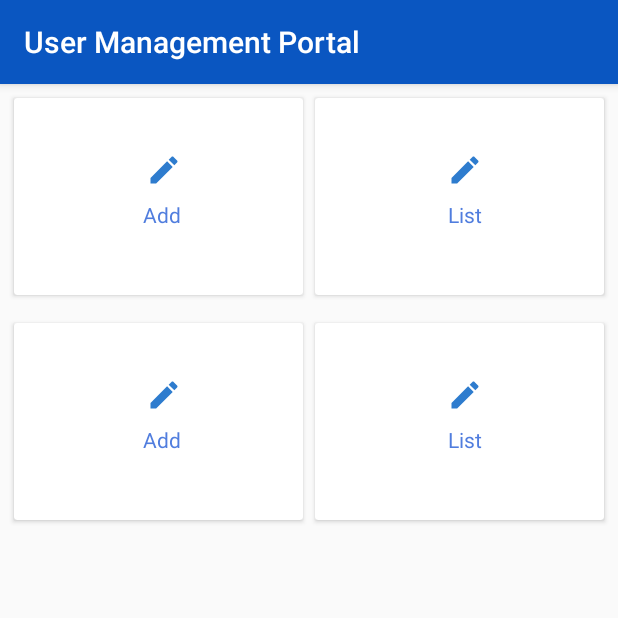
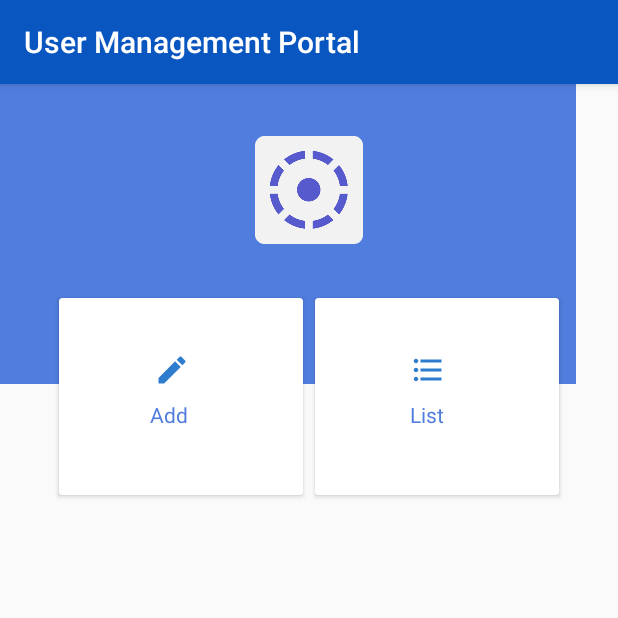
Before and after one commit to AmosKorir/usermanagementportal, an Android app: the DashBoard screen opened directly, with no data from a screen before it, on a phone screen of 412 x 824 dp, the top half of it. Run offline under Robolectric (Android 15) with nearby library versions, the phone set to English and light mode, and no system bars; our stand-ins replace ButterKnife, Dagger/Hilt's generated code; libraries missing offline, so code that uses them is left out: retrofit2.adapter.rxjava; 2 statements that could not run were skipped.

Commit message:
added vector images

```diff
--- a/app/build.gradle
+++ b/app/build.gradle
@@ -9,6 +9,7 @@ android {
     versionCode 1
     versionName "1.0"
     testInstrumentationRunner "android.support.test.runner.AndroidJUnitRunner"
+    vectorDrawables.useSupportLibrary = true
   }
   buildTypes {
     release {
@@ -32,6 +33,7 @@ dependencies {
   implementation 'com.google.dagger:dagger-android:2.15'
   implementation 'com.google.dagger:dagger-android-support:2.15'
   implementation 'com.squareup.retrofit2:adapter-rxjava:2.0.0'
+  implementation 'com.squareup.picasso:picasso:2.71828'
   annotationProcessor 'com.google.dagger:dagger-compiler:2.16'
   // if you use injections to Android classes
   annotationProcessor 'com.google.dagger:dagger-android-processor:2.16'
--- a/app/src/main/java/chamelion/chamelophone/com/usermanagementportal/data/ApiEndPointInterface.java
+++ b/app/src/main/java/chamelion/chamelophone/com/usermanagementportal/data/ApiEndPointInterface.java
@@ -1,6 +1,7 @@
 package chamelion.chamelophone.com.usermanagementportal.data;
 
 import chamelion.chamelophone.com.usermanagementportal.data.datamodel.Token;
+import chamelion.chamelophone.com.usermanagementportal.data.datamodel.UpdateUser;
 import chamelion.chamelophone.com.usermanagementportal.data.datamodel.UseDataList;
 import chamelion.chamelophone.com.usermanagementportal.data.datamodel.UserData;
 import retrofit2.Call;
@@ -26,4 +27,7 @@ public interface ApiEndPointInterface {
 
   @GET("/api/users?page=2")
   Call<UseDataList> getPersons();
+
+  @PUT("/api/users/2")
+  Call<UpdateUser> updatePerson(@Field("name") String name, @Field("job") String job);
 }
--- /dev/null
+++ b/app/src/main/java/chamelion/chamelophone/com/usermanagementportal/data/datamodel/UpdateUser.java
@@ -0,0 +1,4 @@
+package chamelion.chamelophone.com.usermanagementportal.data.datamodel;
+
+public class UpdateUser {
+}
--- a/app/src/main/java/chamelion/chamelophone/com/usermanagementportal/ui/ListUsersActvity.java
+++ b/app/src/main/java/chamelion/chamelophone/com/usermanagementportal/ui/ListUsersActvity.java
@@ -1,5 +1,6 @@
 package chamelion.chamelophone.com.usermanagementportal.ui;
 
+import android.app.ProgressDialog;
 import android.support.v7.app.AppCompatActivity;
 import android.os.Bundle;
 import android.widget.ListView;
@@ -20,6 +21,8 @@ public class ListUsersActvity extends AppCompatActivity implements ListUserActiv
 
   @BindView(R.id.userlist) ListView listView;
 
+  ProgressDialog progressDialog;
+
   @Override
   protected void onCreate(Bundle savedInstanceState) {
     super.onCreate(savedInstanceState);
@@ -27,6 +30,8 @@ public class ListUsersActvity extends AppCompatActivity implements ListUserActiv
 
     ((MyApplication) getApplication())
         .getMyComponent().inject(ListUsersActvity.this);
+    progressDialog=new ProgressDialog(this);
+    progressDialog.setMessage(getString(R.string.pleasewait));
 
     ButterKnife.bind(this);
     listUserActivityPresenter.setView(this);
@@ -38,6 +43,7 @@ public class ListUsersActvity extends AppCompatActivity implements ListUserActiv
   }
 
   @Override public void loadList(ArrayList<Data> arrayList) {
+    progressDialog.dismiss();
     PersonAdapter adapter = new PersonAdapter(this, R.layout.user_item_layout, arrayList);
     listView.setAdapter(adapter);
   }
--- a/app/src/main/java/chamelion/chamelophone/com/usermanagementportal/ui/di/MyExample.java
+++ /dev/null
@@ -1,7 +0,0 @@
-package chamelion.chamelophone.com.usermanagementportal.ui.di;
-
-public interface MyExample {
-
-  long getDate();
-
-}
--- a/app/src/main/java/chamelion/chamelophone/com/usermanagementportal/ui/di/MyModule.java
+++ b/app/src/main/java/chamelion/chamelophone/com/usermanagementportal/ui/di/MyModule.java
@@ -10,11 +10,6 @@ import dagger.Provides;
 
 @Module class MyModule {
 
-  @Provides
-  @Singleton
-  static MyExample provideMyExample() {
-    return new MyExampleImpl();
-  }
 
   @Provides
   static LoginPresenter provideLoginPresenter() {
--- /dev/null
+++ b/app/src/main/res/drawable/ic_format_list_bulleted_black_24dp.xml
@@ -0,0 +1,5 @@
+<vector android:height="24dp" android:tint="#2E7CCE"
+    android:viewportHeight="24.0" android:viewportWidth="24.0"
+    android:width="24dp" xmlns:android="http://schemas.android.com/apk/res/android">
+    <path android:fillColor="#FF000000" android:pathData="M4,10.5c-0.83,0 -1.5,0.67 -1.5,1.5s0.67,1.5 1.5,1.5 1.5,-0.67 1.5,-1.5 -0.67,-1.5 -1.5,-1.5zM4,4.5c-0.83,0 -1.5,0.67 -1.5,1.5S3.17,7.5 4,7.5 5.5,6.83 5.5,6 4.83,4.5 4,4.5zM4,16.5c-0.83,0 -1.5,0.68 -1.5,1.5s0.68,1.5 1.5,1.5 1.5,-0.68 1.5,-1.5 -0.67,-1.5 -1.5,-1.5zM7,19h14v-2L7,17v2zM7,13h14v-2L7,11v2zM7,5v2h14L21,5L7,5z"/>
+</vector>
--- a/app/src/main/res/layout/activity_dash_board.xml
+++ b/app/src/main/res/layout/activity_dash_board.xml
@@ -1,5 +1,5 @@
 <?xml version="1.0" encoding="utf-8"?>
-<ScrollView
+<LinearLayout
     xmlns:android="http://schemas.android.com/apk/res/android"
     xmlns:app="http://schemas.android.com/apk/res-auto"
     xmlns:tools="http://schemas.android.com/tools"
@@ -9,14 +9,41 @@
     >
   <LinearLayout
       android:layout_width="match_parent"
-      android:layout_height="wrap_content"
+      android:layout_height="400dp"
       android:orientation="vertical"
       >
+    <android.support.constraint.ConstraintLayout
+        android:layout_width="match_parent"
+        android:layout_height="match_parent"
+        app:layout_constraintBottom_toBottomOf="@+id/linearLayout"
+        app:layout_constraintTop_toBottomOf="@+id/linearLayout"
+        >
+
       <LinearLayout
-        android:layout_width="match_parent"
+          android:id="@+id/linearLayout"
+          android:layout_width="384dp"
+          android:layout_height="200dp"
+          android:background="@color/colorBlue"
+          android:orientation="vertical"
+          >
+      </LinearLayout>
+      <LinearLayout
+          android:id="@+id/linearLayout2"
+          android:layout_width="0dp"
           android:layout_height="150dp"
+          android:layout_marginEnd="30dp"
+          android:layout_marginLeft="30dp"
+          android:layout_marginRight="30dp"
+          android:layout_marginStart="30dp"
+          android:layout_marginTop="16dp"
           android:orientation="horizontal"
           android:padding="5dp"
+          app:layout_constraintBottom_toBottomOf="parent"
+          app:layout_constraintEnd_toEndOf="parent"
+          app:layout_constraintHorizontal_bias="0.0"
+          app:layout_constraintStart_toStartOf="parent"
+          app:layout_constraintTop_toBottomOf="@+id/imageView2"
+          app:layout_constraintTop_toTopOf="parent"
           >
         <android.support.v7.widget.CardView
 
@@ -27,7 +54,7 @@
             >
           <LinearLayout
               android:id="@+id/addcard"
-            android:layout_width="@dimen/dimens_200"
+              android:layout_width="150dp"
               android:layout_height="match_parent"
               android:gravity="center_vertical"
               android:orientation="vertical"
@@ -56,7 +83,7 @@
             >
           <LinearLayout
               android:id="@+id/listcard"
-            android:layout_width="@dimen/dimens_200"
+              android:layout_width="150dp"
               android:layout_height="match_parent"
               android:gravity="center_vertical"
               android:orientation="vertical"
@@ -65,7 +92,7 @@
                 android:layout_width="match_parent"
                 android:layout_height="wrap_content"
                 android:background="@android:color/white"
-              app:srcCompat="@drawable/ic_edit_black_24dp"
+                app:srcCompat="@drawable/ic_format_list_bulleted_black_24dp"
                 />
             <TextView
                 android:layout_width="match_parent"
@@ -79,72 +106,25 @@
         </android.support.v7.widget.CardView>
 
       </LinearLayout>
-    <LinearLayout
-        android:layout_width="match_parent"
-        android:layout_height="150dp"
-        android:orientation="horizontal"
-        android:padding="5dp"
-        >
-      <android.support.v7.widget.CardView
-          android:layout_width="wrap_content"
-          android:layout_height="match_parent"
-          android:layout_margin="4dp"
-          android:layout_weight="0.5"
-          >
-        <LinearLayout
-            android:layout_width="@dimen/dimens_200"
-            android:layout_height="match_parent"
-            android:gravity="center_vertical"
-            android:orientation="vertical"
-            >
-          <ImageButton
-              android:layout_width="match_parent"
+      <ImageView
+          android:id="@+id/imageView2"
+          android:layout_width="72dp"
           android:layout_height="wrap_content"
-              android:background="@android:color/white"
-              app:srcCompat="@drawable/ic_edit_black_24dp"
+          android:layout_marginBottom="8dp"
+          android:layout_marginEnd="8dp"
+          android:layout_marginLeft="8dp"
+          android:layout_marginRight="8dp"
+          android:layout_marginStart="8dp"
+          android:layout_marginTop="16dp"
+          app:layout_constraintBottom_toTopOf="@+id/linearLayout2"
+          app:layout_constraintEnd_toEndOf="parent"
+          app:layout_constraintStart_toStartOf="parent"
+          app:layout_constraintTop_toTopOf="parent"
+          app:srcCompat="@mipmap/ic_launcher_round"
           />
-          <TextView
-              android:layout_width="match_parent"
-              android:layout_height="wrap_content"
-              android:padding="@dimen/dimen_8"
-              android:text="Add "
-              android:textAlignment="center"
-              android:textColor="@color/colorBlue"
-              />
-        </LinearLayout>
-      </android.support.v7.widget.CardView>
-      <android.support.v7.widget.CardView
-          android:layout_width="wrap_content"
-          android:layout_height="match_parent"
-          android:layout_margin="4dp"
-          android:layout_weight="0.5"
-          >
-        <LinearLayout
-            android:layout_width="@dimen/dimens_200"
-            android:layout_height="match_parent"
-            android:gravity="center_vertical"
-            android:orientation="vertical"
-            >
-          <ImageButton
-              android:layout_width="match_parent"
-              android:layout_height="wrap_content"
-              android:background="@android:color/white"
-              app:srcCompat="@drawable/ic_edit_black_24dp"
-              />
-          <TextView
-              android:layout_width="match_parent"
-              android:layout_height="wrap_content"
-              android:padding="@dimen/dimen_8"
-              android:text="List"
-              android:textAlignment="center"
-              android:textColor="@color/colorBlue"
-              />
-        </LinearLayout>
-      </android.support.v7.widget.CardView>
-
-    </LinearLayout>
+    </android.support.constraint.ConstraintLayout>
 
 
   </LinearLayout>
 
-</ScrollView>
+</LinearLayout>
--- a/app/src/main/res/layout/activity_login.xml
+++ b/app/src/main/res/layout/activity_login.xml
@@ -5,6 +5,7 @@
     xmlns:tools="http://schemas.android.com/tools"
     android:layout_width="match_parent"
     android:layout_height="match_parent"
+    android:background="@android:color/white"
     android:focusable="true"
     android:focusableInTouchMode="true"
     tools:context=".ui.LoginActivity"
@@ -92,5 +93,4 @@
   </LinearLayout>
 
 
-
 </ScrollView>
--- a/app/src/main/res/values/strings.xml
+++ b/app/src/main/res/values/strings.xml
@@ -10,4 +10,5 @@
   <string name="add_person">Add a Person</string>
   <string name="ok">OK</string>
   <string name="cancel">Cancel</string>
+  <string name="pleasewait">Please wait...</string>
 </resources>
```
Also changed, not shown: app/src/main/java/chamelion/chamelophone/com/usermanagementportal/data/ApiRepository.java (+13 -1 lines), app/src/main/java/chamelion/chamelophone/com/usermanagementportal/presentation/LoginPresenter.java (+19 -1 lines), app/src/main/java/chamelion/chamelophone/com/usermanagementportal/ui/LoginActivity.java (+14 -2 lines), app/src/main/java/chamelion/chamelophone/com/usermanagementportal/ui/RegisterActivity.java (+13 -1 lines), app/src/main/java/chamelion/chamelophone/com/usermanagementportal/ui/adapters/PersonAdapter.java (+56 -7 lines), app/src/main/java/chamelion/chamelophone/com/usermanagementportal/ui/di/MyExampleImpl.java (deleted, +0 -16 lines), app/src/main/res/layout/user_item_layout.xml (+20 -1 lines). Lines whose indentation alone changed are shown as unchanged.
